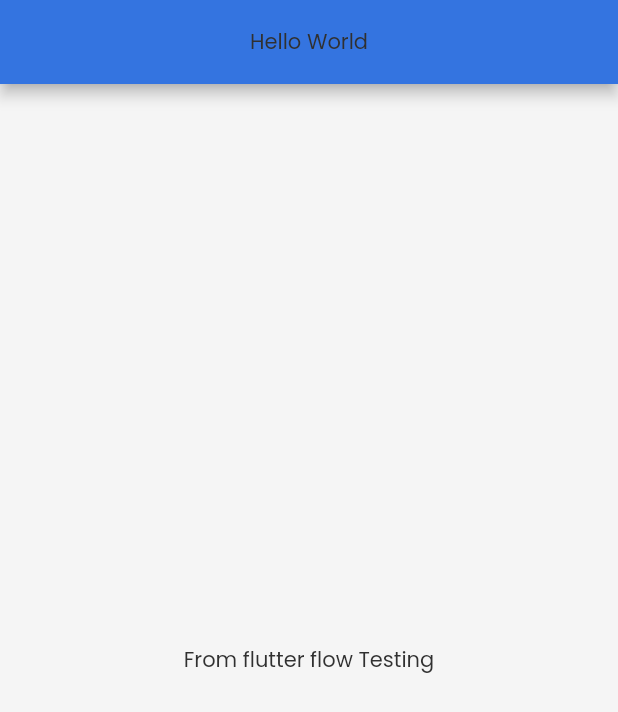
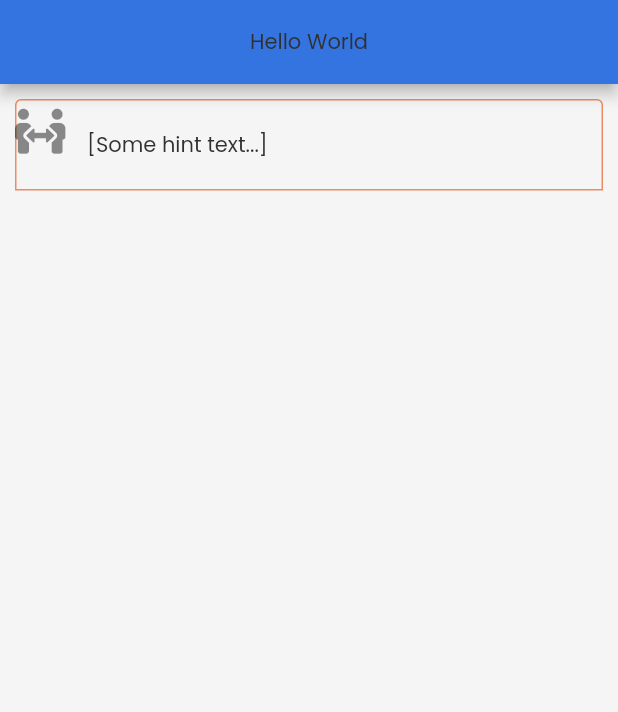
Before and after one commit to hariprasadms/testgitdeploy, a Flutter app: the screen it shows after launch, on a phone screen of 412 x 824 dp. Shown: the top 712 px of the screen. Run offline on Flutter 3.47's test engine with Material 2 defaults, Android fonts, the phone set to English and light mode, and no system bars; our stand-ins replace auto_size_text, font_awesome_flutter, google_fonts, page_transition, timeago; missing offline and left inert: json_path.

Commit message:
awosome font and text filed aligment issue.

```diff
--- a/lib/home_page/home_page_widget.dart
+++ b/lib/home_page/home_page_widget.dart
@@ -1,6 +1,7 @@
 import '../flutter_flow/flutter_flow_theme.dart';
 import '../flutter_flow/flutter_flow_util.dart';
 import 'package:flutter/material.dart';
+import 'package:font_awesome_flutter/font_awesome_flutter.dart';
 import 'package:google_fonts/google_fonts.dart';
 
 class HomePageWidget extends StatefulWidget {
@@ -11,7 +12,14 @@ class HomePageWidget extends StatefulWidget {
 }
 
 class _HomePageWidgetState extends State<HomePageWidget> {
+  TextEditingController textController;
   final scaffoldKey = GlobalKey<ScaffoldState>();
+
+  @override
+  void initState() {
+    super.initState();
+    textController = TextEditingController();
+  }
 
   @override
   Widget build(BuildContext context) {
@@ -30,12 +38,47 @@ class _HomePageWidgetState extends State<HomePageWidget> {
       ),
       backgroundColor: Color(0xFFF5F5F5),
       body: SafeArea(
-        child: Align(
-          alignment: AlignmentDirectional(0, 0),
-          child: Text(
-            'From flutter flow Testing',
-            style: FlutterFlowTheme.bodyText1,
-          ),
+        child: ListView(
+          padding: EdgeInsets.zero,
+          scrollDirection: Axis.vertical,
+          children: [
+            Padding(
+              padding: EdgeInsetsDirectional.fromSTEB(10, 10, 10, 0),
+              child: TextFormField(
+                controller: textController,
+                obscureText: false,
+                decoration: InputDecoration(
+                  hintText: '[Some hint text...]',
+                  hintStyle: FlutterFlowTheme.bodyText1,
+                  enabledBorder: OutlineInputBorder(
+                    borderSide: BorderSide(
+                      color: FlutterFlowTheme.secondaryColor,
+                      width: 1,
+                    ),
+                    borderRadius: const BorderRadius.only(
+                      topLeft: Radius.circular(4.0),
+                      topRight: Radius.circular(4.0),
+                    ),
+                  ),
+                  focusedBorder: OutlineInputBorder(
+                    borderSide: BorderSide(
+                      color: FlutterFlowTheme.secondaryColor,
+                      width: 1,
+                    ),
+                    borderRadius: const BorderRadius.only(
+                      topLeft: Radius.circular(4.0),
+                      topRight: Radius.circular(4.0),
+                    ),
+                  ),
+                  prefixIcon: FaIcon(
+                    FontAwesomeIcons.peopleArrows,
+                    size: 30,
+                  ),
+                ),
+                style: FlutterFlowTheme.bodyText1,
+              ),
+            ),
+          ],
         ),
       ),
     );
--- /dev/null
+++ b/lib/list_tile_issue/list_tile_issue_widget.dart
@@ -0,0 +1,23 @@
+import '../flutter_flow/flutter_flow_theme.dart';
+import '../flutter_flow/flutter_flow_util.dart';
+import 'package:flutter/material.dart';
+import 'package:google_fonts/google_fonts.dart';
+
+class ListTileIssueWidget extends StatefulWidget {
+  const ListTileIssueWidget({Key key}) : super(key: key);
+
+  @override
+  _ListTileIssueWidgetState createState() => _ListTileIssueWidgetState();
+}
+
+class _ListTileIssueWidgetState extends State<ListTileIssueWidget> {
+  final scaffoldKey = GlobalKey<ScaffoldState>();
+
+  @override
+  Widget build(BuildContext context) {
+    return Scaffold(
+      key: scaffoldKey,
+      backgroundColor: Color(0xFFF5F5F5),
+    );
+  }
+}
```
